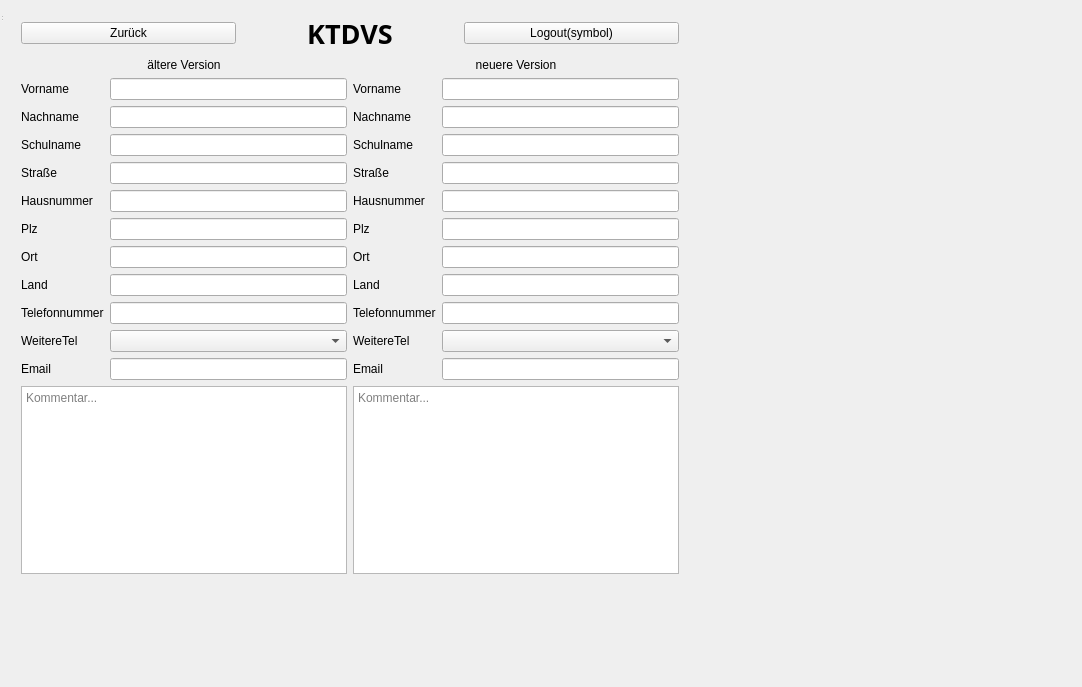
This is KTDVS/KTDVS/View_VersionsverlaufDetailliert.ui in SimonRuttmann/ClassReunionSoftware as Qt 5 draws it before an edit. The edited form follows.
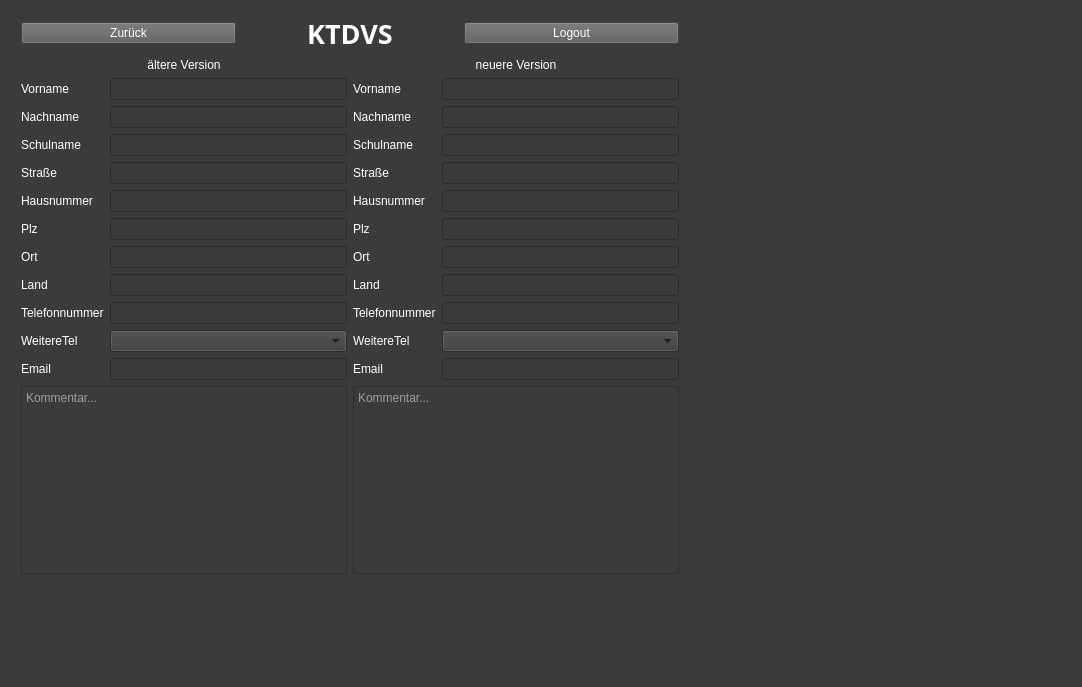
This is the edited form.

```diff
--- a/KTDVS/KTDVS/View_VersionsverlaufDetailliert.ui
+++ b/KTDVS/KTDVS/View_VersionsverlaufDetailliert.ui
@@ -13,6 +13,11 @@
   <property name="windowTitle">
    <string>MainWindow</string>
   </property>
+  <property name="styleSheet">
+   <string notr="true">QWidget{
+	background-color: rgb(59, 59, 59);
+}</string>
+  </property>
   <widget class="QWidget" name="centralwidget" native="true">
    <property name="geometry">
     <rect>
@@ -36,6 +41,12 @@
       <layout class="QHBoxLayout" name="horizontalLayout_7">
        <item>
         <widget class="QPushButton" name="zurueck">
+         <property name="styleSheet">
+          <string notr="true">QPushButton{
+	background-color: rgb(93, 93, 93);
+	color: rgb(255, 255, 255);
+}</string>
+         </property>
          <property name="text">
           <string>Zurück</string>
          </property>
@@ -51,6 +62,11 @@
            <bold>true</bold>
           </font>
          </property>
+         <property name="styleSheet">
+          <string notr="true">QLabel{
+	color: rgb(255, 255, 255);
+}</string>
+         </property>
          <property name="text">
           <string>KTDVS</string>
          </property>
@@ -61,8 +77,14 @@
        </item>
        <item>
         <widget class="QPushButton" name="logout">
+         <property name="styleSheet">
+          <string notr="true">QPushButton{
+	background-color: rgb(93, 93, 93);
+	color: rgb(255, 255, 255);
+}</string>
+         </property>
          <property name="text">
-          <string>Logout(symbol)</string>
+          <string>Logout</string>
          </property>
         </widget>
        </item>
@@ -74,6 +96,11 @@
         <layout class="QVBoxLayout" name="verticalLayout_9">
          <item>
           <widget class="QLabel" name="label_4">
+           <property name="styleSheet">
+            <string notr="true">QLabel{
+	color: rgb(255, 255, 255);
+}</string>
+           </property>
            <property name="text">
             <string>ältere Version</string>
            </property>
@@ -92,6 +119,11 @@
                 <layout class="QVBoxLayout" name="verticalLayout_3">
                  <item>
                   <widget class="QLabel" name="vorname">
+                   <property name="styleSheet">
+                    <string notr="true">QLabel{
+	color: rgb(255, 255, 255);
+}</string>
+                   </property>
                    <property name="text">
                     <string>Vorname</string>
                    </property>
@@ -99,6 +131,11 @@
                  </item>
                  <item>
                   <widget class="QLabel" name="nachname_alt">
+                   <property name="styleSheet">
+                    <string notr="true">QLabel{
+	color: rgb(255, 255, 255);
+}</string>
+                   </property>
                    <property name="text">
                     <string>Nachname</string>
                    </property>
@@ -106,6 +143,11 @@
                  </item>
                  <item>
                   <widget class="QLabel" name="schulname_alt">
+                   <property name="styleSheet">
+                    <string notr="true">QLabel{
+	color: rgb(255, 255, 255);
+}</string>
+                   </property>
                    <property name="text">
                     <string>Schulname</string>
                    </property>
@@ -113,6 +155,11 @@
                  </item>
                  <item>
                   <widget class="QLabel" name="strasse_alt">
+                   <property name="styleSheet">
+                    <string notr="true">QLabel{
+	color: rgb(255, 255, 255);
+}</string>
+                   </property>
                    <property name="text">
                     <string>Straße</string>
                    </property>
@@ -120,6 +167,11 @@
                  </item>
                  <item>
                   <widget class="QLabel" name="hausnummer_alt">
+                   <property name="styleSheet">
+                    <string notr="true">QLabel{
+	color: rgb(255, 255, 255);
+}</string>
+                   </property>
                    <property name="text">
                     <string>Hausnummer</string>
                    </property>
@@ -127,6 +179,11 @@
                  </item>
                  <item>
                   <widget class="QLabel" name="plz_alt">
+                   <property name="styleSheet">
+                    <string notr="true">QLabel{
+	color: rgb(255, 255, 255);
+}</string>
+                   </property>
                    <property name="text">
                     <string>Plz</string>
                    </property>
@@ -134,6 +191,11 @@
                  </item>
                  <item>
                   <widget class="QLabel" name="ort_alt">
+                   <property name="styleSheet">
+                    <string notr="true">QLabel{
+	color: rgb(255, 255, 255);
+}</string>
+                   </property>
                    <property name="text">
                     <string>Ort</string>
                    </property>
@@ -141,6 +203,11 @@
                  </item>
                  <item>
                   <widget class="QLabel" name="land_alt">
+                   <property name="styleSheet">
+                    <string notr="true">QLabel{
+	color: rgb(255, 255, 255);
+}</string>
+                   </property>
                    <property name="text">
                     <string>Land</string>
                    </property>
@@ -148,6 +215,11 @@
                  </item>
                  <item>
                   <widget class="QLabel" name="telefonnummern_alt">
+                   <property name="styleSheet">
+                    <string notr="true">QLabel{
+	color: rgb(255, 255, 255);
+}</string>
+                   </property>
                    <property name="text">
                     <string>Telefonnummer</string>
                    </property>
@@ -155,6 +227,11 @@
                  </item>
                  <item>
                   <widget class="QLabel" name="weitereTel">
+                   <property name="styleSheet">
+                    <string notr="true">QLabel{
+	color: rgb(255, 255, 255);
+}</string>
+                   </property>
                    <property name="text">
                     <string>WeitereTel</string>
                    </property>
@@ -162,6 +239,11 @@
                  </item>
                  <item>
                   <widget class="QLabel" name="email_alt">
+                   <property name="styleSheet">
+                    <string notr="true">QLabel{
+	color: rgb(255, 255, 255);
+}</string>
+                   </property>
                    <property name="text">
                     <string>Email</string>
                    </property>
@@ -176,37 +258,119 @@
                    <property name="enabled">
                     <bool>true</bool>
                    </property>
+                   <property name="styleSheet">
+                    <string notr="true">QLineEdit{
+	color: rgb(255, 255, 255);
+	background-color: rgb(59, 59, 59);
+}</string>
+                   </property>
                   </widget>
                  </item>
                  <item>
-                  <widget class="QLineEdit" name="lineEdit_2"/>
+                  <widget class="QLineEdit" name="lineEdit_2">
+                   <property name="styleSheet">
+                    <string notr="true">QLineEdit{
+	color: rgb(255, 255, 255);
+	background-color: rgb(59, 59, 59);
+}</string>
+                   </property>
+                  </widget>
                  </item>
                  <item>
-                  <widget class="QLineEdit" name="lineEdit_3"/>
+                  <widget class="QLineEdit" name="lineEdit_3">
+                   <property name="styleSheet">
+                    <string notr="true">QLineEdit{
+	color: rgb(255, 255, 255);
+	background-color: rgb(59, 59, 59);
+}</string>
+                   </property>
+                  </widget>
                  </item>
                  <item>
-                  <widget class="QLineEdit" name="lineEdit_4"/>
+                  <widget class="QLineEdit" name="lineEdit_4">
+                   <property name="styleSheet">
+                    <string notr="true">QLineEdit{
+	color: rgb(255, 255, 255);
+	background-color: rgb(59, 59, 59);
+}</string>
+                   </property>
+                  </widget>
                  </item>
                  <item>
-                  <widget class="QLineEdit" name="lineEdit_5"/>
+                  <widget class="QLineEdit" name="lineEdit_5">
+                   <property name="styleSheet">
+                    <string notr="true">QLineEdit{
+	color: rgb(255, 255, 255);
+	background-color: rgb(59, 59, 59);
+}</string>
+                   </property>
+                  </widget>
                  </item>
                  <item>
-                  <widget class="QLineEdit" name="lineEdit_6"/>
+                  <widget class="QLineEdit" name="lineEdit_6">
+                   <property name="styleSheet">
+                    <string notr="true">QLineEdit{
+	color: rgb(255, 255, 255);
+	background-color: rgb(59, 59, 59);
+}</string>
+                   </property>
+                  </widget>
                  </item>
                  <item>
-                  <widget class="QLineEdit" name="lineEdit_7"/>
+                  <widget class="QLineEdit" name="lineEdit_7">
+                   <property name="styleSheet">
+                    <string notr="true">QLineEdit{
+	color: rgb(255, 255, 255);
+	background-color: rgb(59, 59, 59);
+}</string>
+                   </property>
+                  </widget>
                  </item>
                  <item>
-                  <widget class="QLineEdit" name="lineEdit_8"/>
+                  <widget class="QLineEdit" name="lineEdit_8">
+                   <property name="styleSheet">
+                    <string notr="true">QLineEdit{
+	color: rgb(255, 255, 255);
+	background-color: rgb(59, 59, 59);
+}</string>
+                   </property>
+                  </widget>
                  </item>
                  <item>
-                  <widget class="QLineEdit" name="lineEdit_9"/>
+                  <widget class="QLineEdit" name="lineEdit_9">
+                   <property name="styleSheet">
+                    <string notr="true">QLineEdit{
+	color: rgb(255, 255, 255);
+	background-color: rgb(59, 59, 59);
+}</string>
+                   </property>
+                  </widget>
                  </item>
                  <item>
-                  <widget class="QComboBox" name="comboBox_alt"/>
+                  <widget class="QComboBox" name="comboBox_alt">
+                   <property name="styleSheet">
+                    <string notr="true">QComboBox{
+	color: rgb(255, 255, 255);
+	background-color: rgb(59, 59, 59);
+}
+
+QComboBox::drop-down{\n	color: rgb(255, 255, 255);\n	background-color: rgb(59, 59, 59);\n}
+
+QComboBox:on{\n	color: rgb(255, 255, 255);\n	background-color: rgb(59, 59, 59);\n}
+
+QComboBox QAbstractItemView{\n	color: rgb(255, 255, 255);\n	background-color: rgb(59, 59, 59);\n}</string>
+                   </property>
+                  </widget>
                  </item>
                  <item>
-                  <widget class="QLineEdit" name="lineEdit_10"/>
+                  <widget class="QLineEdit" name="lineEdit_10">
+                   <property name="styleSheet">
+                    <string notr="true">QLineEdit{
+	color: rgb(255, 255, 255);
+	background-color: rgb(59, 59, 59);
+}</string>
+                   </property>
+                  </widget>
                  </item>
                 </layout>
                </item>
@@ -216,6 +380,12 @@
               <layout class="QHBoxLayout" name="horizontalLayout">
                <item>
                 <widget class="QTextEdit" name="textEdit_alt">
+                 <property name="styleSheet">
+                  <string notr="true">QTextEdit{
+	color: rgb(255, 255, 255);
+	background-color: rgb(59, 59, 59);
+}</string>
+                 </property>
                  <property name="placeholderText">
                   <string>Kommentar...</string>
                  </property>
@@ -233,6 +403,11 @@
         <layout class="QVBoxLayout" name="verticalLayout_7">
          <item>
           <widget class="QLabel" name="label_2">
+           <property name="styleSheet">
+            <string notr="true">QLabel{
+	color: rgb(255, 255, 255);
+}</string>
+           </property>
            <property name="text">
             <string>neuere Version</string>
            </property>
@@ -249,6 +424,11 @@
               <layout class="QVBoxLayout" name="verticalLayout_2">
                <item>
                 <widget class="QLabel" name="vorname_neu">
+                 <property name="styleSheet">
+                  <string notr="true">QLabel{
+	color: rgb(255, 255, 255);
+}</string>
+                 </property>
                  <property name="text">
                   <string>Vorname</string>
                  </property>
@@ -256,6 +436,11 @@
                </item>
                <item>
                 <widget class="QLabel" name="nachname_neu">
+                 <property name="styleSheet">
+                  <string notr="true">QLabel{
+	color: rgb(255, 255, 255);
+}</string>
+                 </property>
                  <property name="text">
                   <string>Nachname</string>
                  </property>
@@ -263,6 +448,11 @@
                </item>
                <item>
                 <widget class="QLabel" name="schulname_neu">
+                 <property name="styleSheet">
+                  <string notr="true">QLabel{
+	color: rgb(255, 255, 255);
+}</string>
+                 </property>
                  <property name="text">
                   <string>Schulname</string>
                  </property>
@@ -270,6 +460,11 @@
                </item>
                <item>
                 <widget class="QLabel" name="strasse_neu">
+                 <property name="styleSheet">
+                  <string notr="true">QLabel{
+	color: rgb(255, 255, 255);
+}</string>
+                 </property>
                  <property name="text">
                   <string>Straße</string>
                  </property>
@@ -277,6 +472,11 @@
                </item>
                <item>
                 <widget class="QLabel" name="hausnummer_neu">
+                 <property name="styleSheet">
+                  <string notr="true">QLabel{
+	color: rgb(255, 255, 255);
+}</string>
+                 </property>
                  <property name="text">
                   <string>Hausnummer</string>
                  </property>
@@ -284,6 +484,11 @@
                </item>
                <item>
                 <widget class="QLabel" name="plz_neu">
+                 <property name="styleSheet">
+                  <string notr="true">QLabel{
+	color: rgb(255, 255, 255);
+}</string>
+                 </property>
                  <property name="text">
                   <string>Plz</string>
                  </property>
@@ -291,6 +496,11 @@
                </item>
                <item>
                 <widget class="QLabel" name="ort_neu">
+                 <property name="styleSheet">
+                  <string notr="true">QLabel{
+	color: rgb(255, 255, 255);
+}</string>
+                 </property>
                  <property name="text">
                   <string>Ort</string>
                  </property>
@@ -298,6 +508,11 @@
                </item>
                <item>
                 <widget class="QLabel" name="land_neu">
+                 <property name="styleSheet">
+                  <string notr="true">QLabel{
+	color: rgb(255, 255, 255);
+}</string>
+                 </property>
                  <property name="text">
                   <string>Land</string>
                  </property>
@@ -305,6 +520,11 @@
                </item>
                <item>
                 <widget class="QLabel" name="telefonnummer_neu">
+                 <property name="styleSheet">
+                  <string notr="true">QLabel{
+	color: rgb(255, 255, 255);
+}</string>
+                 </property>
                  <property name="text">
                   <string>Telefonnummer</string>
                  </property>
@@ -312,6 +532,11 @@
                </item>
                <item>
                 <widget class="QLabel" name="weitereTel_neu">
+                 <property name="styleSheet">
+                  <string notr="true">QLabel{
+	color: rgb(255, 255, 255);
+}</string>
+                 </property>
                  <property name="text">
                   <string>WeitereTel</string>
                  </property>
@@ -319,6 +544,11 @@
                </item>
                <item>
                 <widget class="QLabel" name="email_neu">
+                 <property name="styleSheet">
+                  <string notr="true">QLabel{
+	color: rgb(255, 255, 255);
+}</string>
+                 </property>
                  <property name="text">
                   <string>Email</string>
                  </property>
@@ -329,37 +559,120 @@
              <item>
               <layout class="QVBoxLayout" name="verticalLayout">
                <item>
-                <widget class="QLineEdit" name="lineEdit_21"/>
+                <widget class="QLineEdit" name="lineEdit_21">
+                 <property name="styleSheet">
+                  <string notr="true">QLineEdit{
+	color: rgb(255, 255, 255);
+	background-color: rgb(59, 59, 59);
+}</string>
+                 </property>
+                </widget>
                </item>
                <item>
-                <widget class="QLineEdit" name="lineEdit_22"/>
+                <widget class="QLineEdit" name="lineEdit_22">
+                 <property name="styleSheet">
+                  <string notr="true">QLineEdit{
+	color: rgb(255, 255, 255);
+	background-color: rgb(59, 59, 59);
+}</string>
+                 </property>
+                </widget>
                </item>
                <item>
-                <widget class="QLineEdit" name="lineEdit_23"/>
+                <widget class="QLineEdit" name="lineEdit_23">
+                 <property name="styleSheet">
+                  <string notr="true">QLineEdit{
+	color: rgb(255, 255, 255);
+	background-color: rgb(59, 59, 59);
+}</string>
+                 </property>
+                </widget>
                </item>
                <item>
-                <widget class="QLineEdit" name="lineEdit_24"/>
+                <widget class="QLineEdit" name="lineEdit_24">
+                 <property name="styleSheet">
+                  <string notr="true">QLineEdit{
+	color: rgb(255, 255, 255);
+	background-color: rgb(59, 59, 59);
+}</string>
+                 </property>
+                </widget>
                </item>
                <item>
-                <widget class="QLineEdit" name="lineEdit_25"/>
+                <widget class="QLineEdit" name="lineEdit_25">
+                 <property name="styleSheet">
+                  <string notr="true">QLineEdit{
+	color: rgb(255, 255, 255);
+	background-color: rgb(59, 59, 59);
+}</string>
+                 </property>
+                </widget>
                </item>
                <item>
-                <widget class="QLineEdit" name="lineEdit_26"/>
+                <widget class="QLineEdit" name="lineEdit_26">
+                 <property name="styleSheet">
+                  <string notr="true">QLineEdit{
+	color: rgb(255, 255, 255);
+	background-color: rgb(59, 59, 59);
+}</string>
+                 </property>
+                </widget>
                </item>
                <item>
-                <widget class="QLineEdit" name="lineEdit_27"/>
+                <widget class="QLineEdit" name="lineEdit_27">
+                 <property name="styleSheet">
+                  <string notr="true">QLineEdit{
+	color: rgb(255, 255, 255);
+	background-color: rgb(59, 59, 59);
+}</string>
+                 </property>
+                </widget>
                </item>
                <item>
-                <widget class="QLineEdit" name="lineEdit_28"/>
+                <widget class="QLineEdit" name="lineEdit_28">
+                 <property name="styleSheet">
+                  <string notr="true">QLineEdit{
+	color: rgb(255, 255, 255);
+	background-color: rgb(59, 59, 59);
+}</string>
+                 </property>
+                </widget>
                </item>
                <item>
-                <widget class="QLineEdit" name="lineEdit_29"/>
+                <widget class="QLineEdit" name="lineEdit_29">
+                 <property name="styleSheet">
+                  <string notr="true">QLineEdit{
+	color: rgb(255, 255, 255);
+	background-color: rgb(59, 59, 59);
+}</string>
+                 </property>
+                </widget>
                </item>
                <item>
-                <widget class="QComboBox" name="comboBox_neu"/>
+                <widget class="QComboBox" name="comboBox_neu">
+                 <property name="styleSheet">
+                  <string notr="true">QComboBox{
+	color: rgb(255, 255, 255);
+	background-color: rgb(59, 59, 59);
+}
+
+QComboBox::drop-down{\n	color: rgb(255, 255, 255);\n	background-color: rgb(59, 59, 59);\n}
+
+QComboBox:on{\n	color: rgb(255, 255, 255);\n	background-color: rgb(59, 59, 59);\n}
+
+QComboBox QAbstractItemView{\n	color: rgb(255, 255, 255);\n	background-color: rgb(59, 59, 59);\n}</string>
+                 </property>
+                </widget>
                </item>
                <item>
-                <widget class="QLineEdit" name="lineEdit_30"/>
+                <widget class="QLineEdit" name="lineEdit_30">
+                 <property name="styleSheet">
+                  <string notr="true">QLineEdit{
+	color: rgb(255, 255, 255);
+	background-color: rgb(59, 59, 59);
+}</string>
+                 </property>
+                </widget>
                </item>
               </layout>
              </item>
@@ -369,6 +682,12 @@
             <layout class="QHBoxLayout" name="horizontalLayout_5">
              <item>
               <widget class="QTextEdit" name="textEdit_neu">
+               <property name="styleSheet">
+                <string notr="true">QTextEdit{
+	color: rgb(255, 255, 255);
+	background-color: rgb(59, 59, 59);
+}</string>
+               </property>
                <property name="placeholderText">
                 <string extracomment="Kommentar...">Kommentar...</string>
                </property>
```
